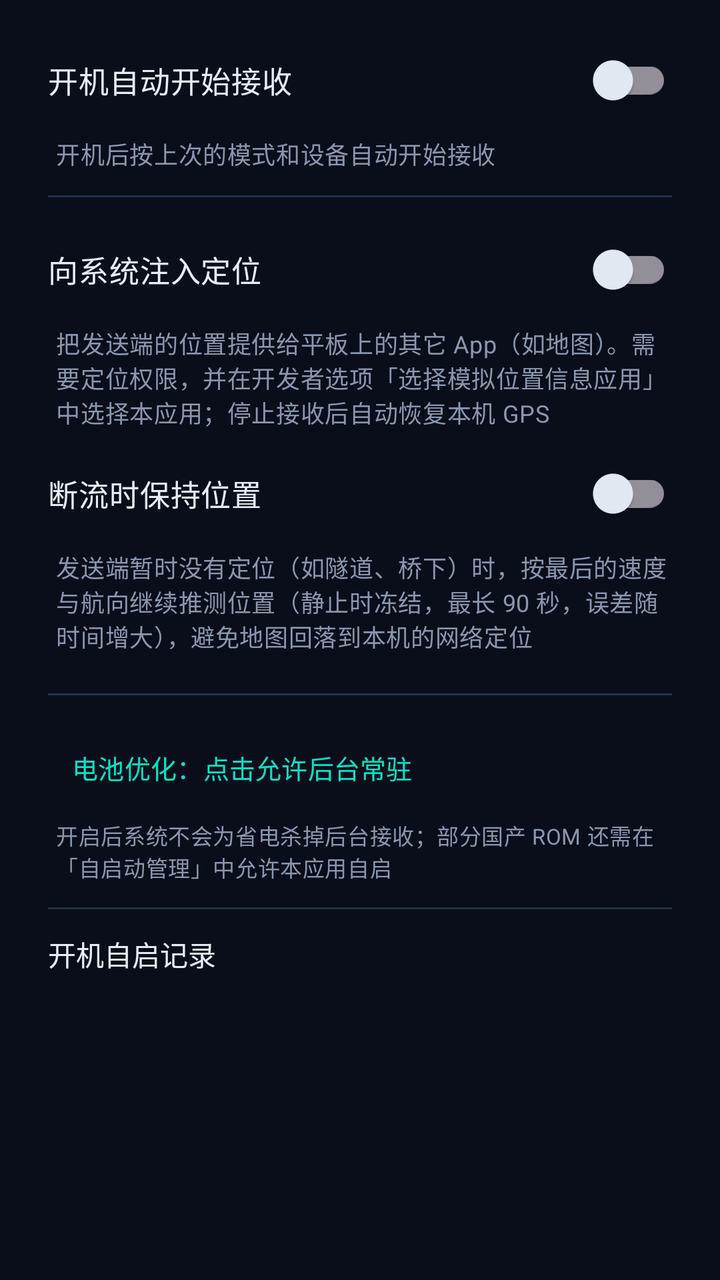
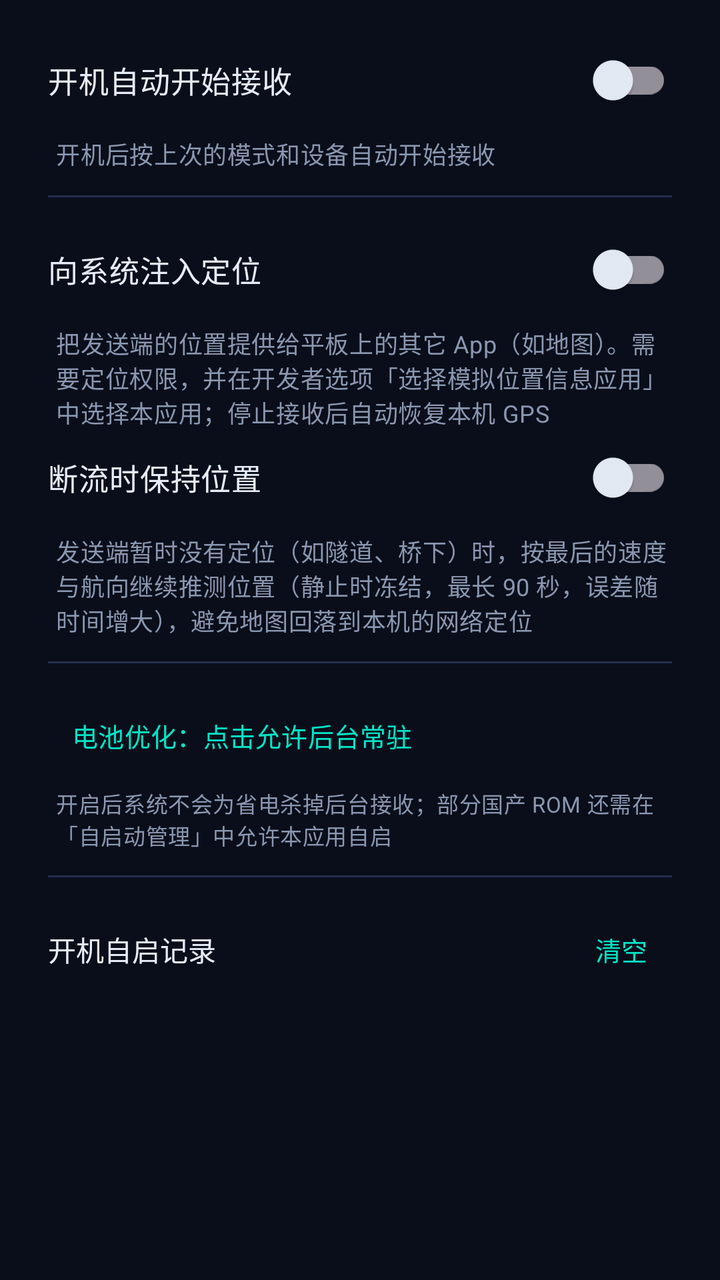

Two renders of the same Android screen: before a commit and after it. Below are the layout's source before the change and the commit's diff.
<!-- AndroidManifest.xml: application theme Theme.GpsReceiver -->
<!-- res/layout/dialog_settings.xml -->
<?xml version="1.0" encoding="utf-8"?>
<LinearLayout xmlns:android="http://schemas.android.com/apk/res/android"
    android:layout_width="match_parent"
    android:layout_height="wrap_content"
    android:orientation="vertical"
    android:paddingStart="24dp"
    android:paddingEnd="24dp"
    android:paddingTop="16dp">

    <com.google.android.material.switchmaterial.SwitchMaterial
        android:id="@+id/switchAutoStart"
        android:layout_width="match_parent"
        android:layout_height="wrap_content"
        android:text="@string/auto_start_title"
        android:textColor="@color/color_text_primary"
        android:textSize="15sp" />

    <TextView
        android:layout_width="match_parent"
        android:layout_height="wrap_content"
        android:layout_marginTop="4dp"
        android:paddingStart="4dp"
        android:text="@string/auto_start_summary"
        android:textAppearance="@style/TextAppearance.GpsReceiver.Body"
        android:textSize="12sp" />

    <View
        android:layout_width="match_parent"
        android:layout_height="1dp"
        android:layout_marginTop="12dp"
        android:layout_marginBottom="12dp"
        android:background="#223050" />

    <com.google.android.material.switchmaterial.SwitchMaterial
        android:id="@+id/switchMock"
        android:layout_width="match_parent"
        android:layout_height="wrap_content"
        android:text="@string/mock_title"
        android:textColor="@color/color_text_primary"
        android:textSize="15sp" />

    <TextView
        android:layout_width="match_parent"
        android:layout_height="wrap_content"
        android:layout_marginTop="4dp"
        android:layout_marginBottom="8dp"
        android:paddingStart="4dp"
        android:text="@string/mock_summary"
        android:textAppearance="@style/TextAppearance.GpsReceiver.Body"
        android:textSize="12sp" />

    <TextView
        android:id="@+id/tvMockStatus"
        android:layout_width="match_parent"
        android:layout_height="wrap_content"
        android:layout_marginBottom="8dp"
        android:paddingStart="4dp"
        android:fontFamily="monospace"
        android:textIsSelectable="true"
        android:textSize="11sp"
        android:visibility="gone" />

    <com.google.android.material.switchmaterial.SwitchMaterial
        android:id="@+id/switchMockHold"
        android:layout_width="match_parent"
        android:layout_height="wrap_content"
        android:text="@string/mock_hold_title"
        android:textColor="@color/color_text_primary"
        android:textSize="15sp" />

    <TextView
        android:layout_width="match_parent"
        android:layout_height="wrap_content"
        android:layout_marginTop="4dp"
        android:layout_marginBottom="8dp"
        android:paddingStart="4dp"
        android:text="@string/mock_hold_summary"
        android:textAppearance="@style/TextAppearance.GpsReceiver.Body"
        android:textSize="12sp" />

    <View
        android:layout_width="match_parent"
        android:layout_height="1dp"
        android:layout_marginTop="12dp"
        android:layout_marginBottom="12dp"
        android:background="#223050" />

    <com.google.android.material.button.MaterialButton
        android:id="@+id/btnBattery"
        style="@style/Widget.Material3.Button.TextButton"
        android:layout_width="match_parent"
        android:layout_height="wrap_content"
        android:gravity="start|center_vertical"
        android:text="@string/battery_request"
        android:textSize="13sp" />

    <TextView
        android:layout_width="match_parent"
        android:layout_height="wrap_content"
        android:layout_marginTop="2dp"
        android:paddingStart="4dp"
        android:text="@string/battery_summary"
        android:textAppearance="@style/TextAppearance.GpsReceiver.Body"
        android:textSize="11sp" />

    <View
        android:layout_width="match_parent"
        android:layout_height="1dp"
        android:layout_marginTop="12dp"
        android:layout_marginBottom="12dp"
        android:background="#223050" />

    <TextView
        android:layout_width="match_parent"
        android:layout_height="wrap_content"
        android:text="@string/boot_log_title"
        android:textColor="@color/color_text_primary"
        android:textSize="14sp" />

    <TextView
        android:id="@+id/tvBootLog"
        android:layout_width="match_parent"
        android:layout_height="wrap_content"
        android:layout_marginTop="6dp"
        android:layout_marginBottom="8dp"
        android:fontFamily="monospace"
        android:textIsSelectable="true"
        android:textSize="11sp" />
</LinearLayout>
<!-- resources referenced by this layout -->
<resources>
  <color name="color_text_primary">#E6EDF7</color>
  <string name="auto_start_summary">开机后按上次的模式和设备自动开始接收</string>
  <string name="auto_start_title">开机自动开始接收</string>
  <string name="battery_request">电池优化：点击允许后台常驻</string>
  <string name="battery_summary">开启后系统不会为省电杀掉后台接收；部分国产 ROM 还需在「自启动管理」中允许本应用自启</string>
  <string name="boot_log_title">开机自启记录</string>
  <string name="mock_hold_summary">发送端暂时没有定位（如隧道、桥下）时，按最后的速度与航向继续推测位置（静止时冻结，最长 90 秒，误差随时间增大），避免地图回落到本机的网络定位</string>
  <string name="mock_hold_title">断流时保持位置</string>
  <string name="mock_summary">把发送端的位置提供给平板上的其它 App（如地图）。需要定位权限，并在开发者选项「选择模拟位置信息应用」中选择本应用；停止接收后自动恢复本机 GPS</string>
  <string name="mock_title">向系统注入定位</string>
  <style name="TextAppearance.GpsReceiver.Body" parent="TextAppearance.Material3.BodyMedium">
          <item name="android:textColor">@color/color_text_secondary</item>
      </style>
  <style name="Theme.GpsReceiver" parent="Theme.Material3.Dark.NoActionBar">
          <item name="colorPrimary">@color/color_primary</item>
          <item name="colorOnPrimary">#06231E</item>
          <item name="colorSecondary">@color/color_accent_blue</item>
          <item name="colorOnSecondary">#FFFFFF</item>
          <item name="colorError">@color/color_error</item>
          <item name="android:colorBackground">@color/color_background_start</item>
          <item name="colorSurface">@color/color_card</item>
          <item name="colorOnSurface">@color/color_text_primary</item>
          <item name="colorOnSurfaceVariant">@color/color_text_secondary</item>
          <item name="android:windowBackground">@color/color_background_start</item>
          <item name="android:navigationBarColor">@android:color/transparent</item>
          <item name="android:statusBarColor">@android:color/transparent</item>
          <item name="android:windowLightStatusBar" tools:targetApi="m">false</item>
      </style>
  <color name="color_text_secondary">#8A97B0</color>
  <color name="color_primary">#00E5C7</color>
  <color name="color_accent_blue">#3D8BFF</color>
  <color name="color_error">#FF5C6C</color>
  <color name="color_background_start">#0A0E1A</color>
  <color name="color_card">#141C31</color>
</resources>

<!-- the commit's change to res/layout/dialog_settings.xml (unified diff, before → after) -->
@@ -1,129 +1,152 @@
 <?xml version="1.0" encoding="utf-8"?>
-<LinearLayout xmlns:android="http://schemas.android.com/apk/res/android"
+<ScrollView xmlns:android="http://schemas.android.com/apk/res/android"
     android:layout_width="match_parent"
     android:layout_height="wrap_content"
-    android:orientation="vertical"
-    android:paddingStart="24dp"
-    android:paddingEnd="24dp"
-    android:paddingTop="16dp">
+    android:scrollbars="vertical">
 
-    <com.google.android.material.switchmaterial.SwitchMaterial
-        android:id="@+id/switchAutoStart"
+    <LinearLayout
         android:layout_width="match_parent"
         android:layout_height="wrap_content"
-        android:text="@string/auto_start_title"
-        android:textColor="@color/color_text_primary"
-        android:textSize="15sp" />
+        android:orientation="vertical"
+        android:paddingStart="24dp"
+        android:paddingEnd="24dp"
+        android:paddingTop="16dp"
+        android:paddingBottom="8dp">
 
-    <TextView
-        android:layout_width="match_parent"
-        android:layout_height="wrap_content"
-        android:layout_marginTop="4dp"
-        android:paddingStart="4dp"
-        android:text="@string/auto_start_summary"
-        android:textAppearance="@style/TextAppearance.GpsReceiver.Body"
-        android:textSize="12sp" />
+        <com.google.android.material.switchmaterial.SwitchMaterial
+            android:id="@+id/switchAutoStart"
+            android:layout_width="match_parent"
+            android:layout_height="wrap_content"
+            android:text="@string/auto_start_title"
+            android:textColor="@color/color_text_primary"
+            android:textSize="15sp" />
 
-    <View
-        android:layout_width="match_parent"
-        android:layout_height="1dp"
-        android:layout_marginTop="12dp"
-        android:layout_marginBottom="12dp"
-        android:background="#223050" />
+        <TextView
+            android:layout_width="match_parent"
+            android:layout_height="wrap_content"
+            android:layout_marginTop="4dp"
+            android:paddingStart="4dp"
+            android:text="@string/auto_start_summary"
+            android:textAppearance="@style/TextAppearance.GpsReceiver.Body"
+            android:textSize="12sp" />
 
-    <com.google.android.material.switchmaterial.SwitchMaterial
-        android:id="@+id/switchMock"
-        android:layout_width="match_parent"
-        android:layout_height="wrap_content"
-        android:text="@string/mock_title"
-        android:textColor="@color/color_text_primary"
-        android:textSize="15sp" />
+        <View
+            android:layout_width="match_parent"
+            android:layout_height="1dp"
+            android:layout_marginTop="12dp"
+            android:layout_marginBottom="12dp"
+            android:background="#223050" />
 
-    <TextView
-        android:layout_width="match_parent"
-        android:layout_height="wrap_content"
-        android:layout_marginTop="4dp"
-        android:layout_marginBottom="8dp"
-        android:paddingStart="4dp"
-        android:text="@string/mock_summary"
-        android:textAppearance="@style/TextAppearance.GpsReceiver.Body"
-        android:textSize="12sp" />
+        <com.google.android.material.switchmaterial.SwitchMaterial
+            android:id="@+id/switchMock"
+            android:layout_width="match_parent"
+            android:layout_height="wrap_content"
+            android:text="@string/mock_title"
+            android:textColor="@color/color_text_primary"
+            android:textSize="15sp" />
 
-    <TextView
-        android:id="@+id/tvMockStatus"
-        android:layout_width="match_parent"
-        android:layout_height="wrap_content"
-        android:layout_marginBottom="8dp"
-        android:paddingStart="4dp"
-        android:fontFamily="monospace"
-        android:textIsSelectable="true"
-        android:textSize="11sp"
-        android:visibility="gone" />
+        <TextView
+            android:layout_width="match_parent"
+            android:layout_height="wrap_content"
+            android:layout_marginTop="4dp"
+            android:paddingStart="4dp"
+            android:text="@string/mock_summary"
+            android:textAppearance="@style/TextAppearance.GpsReceiver.Body"
+            android:textSize="12sp" />
 
-    <com.google.android.material.switchmaterial.SwitchMaterial
-        android:id="@+id/switchMockHold"
-        android:layout_width="match_parent"
-        android:layout_height="wrap_content"
-        android:text="@string/mock_hold_title"
-        android:textColor="@color/color_text_primary"
-        android:textSize="15sp" />
+        <TextView
+            android:id="@+id/tvMockStatus"
+            android:layout_width="match_parent"
+            android:layout_height="wrap_content"
+            android:layout_marginTop="6dp"
+            android:layout_marginBottom="8dp"
+            android:fontFamily="monospace"
+            android:paddingStart="4dp"
+            android:textIsSelectable="true"
+            android:textSize="11sp"
+            android:visibility="gone" />
 
-    <TextView
-        android:layout_width="match_parent"
-        android:layout_height="wrap_content"
-        android:layout_marginTop="4dp"
-        android:layout_marginBottom="8dp"
-        android:paddingStart="4dp"
-        android:text="@string/mock_hold_summary"
-        android:textAppearance="@style/TextAppearance.GpsReceiver.Body"
-        android:textSize="12sp" />
+        <com.google.android.material.switchmaterial.SwitchMaterial
+            android:id="@+id/switchMockHold"
+            android:layout_width="match_parent"
+            android:layout_height="wrap_content"
+            android:text="@string/mock_hold_title"
+            android:textColor="@color/color_text_primary"
+            android:textSize="15sp" />
 
-    <View
-        android:layout_width="match_parent"
-        android:layout_height="1dp"
-        android:layout_marginTop="12dp"
-        android:layout_marginBottom="12dp"
-        android:background="#223050" />
+        <TextView
+            android:layout_width="match_parent"
+            android:layout_height="wrap_content"
+            android:layout_marginTop="4dp"
+            android:paddingStart="4dp"
+            android:text="@string/mock_hold_summary"
+            android:textAppearance="@style/TextAppearance.GpsReceiver.Body"
+            android:textSize="12sp" />
 
-    <com.google.android.material.button.MaterialButton
-        android:id="@+id/btnBattery"
-        style="@style/Widget.Material3.Button.TextButton"
-        android:layout_width="match_parent"
-        android:layout_height="wrap_content"
-        android:gravity="start|center_vertical"
-        android:text="@string/battery_request"
-        android:textSize="13sp" />
+        <View
+            android:layout_width="match_parent"
+            android:layout_height="1dp"
+            android:layout_marginTop="12dp"
+            android:layout_marginBottom="12dp"
+            android:background="#223050" />
 
-    <TextView
-        android:layout_width="match_parent"
-        android:layout_height="wrap_content"
-        android:layout_marginTop="2dp"
-        android:paddingStart="4dp"
-        android:text="@string/battery_summary"
-        android:textAppearance="@style/TextAppearance.GpsReceiver.Body"
-        android:textSize="11sp" />
+        <com.google.android.material.button.MaterialButton
+            android:id="@+id/btnBattery"
+            style="@style/Widget.Material3.Button.TextButton"
+            android:layout_width="match_parent"
+            android:layout_height="wrap_content"
+            android:gravity="start|center_vertical"
+            android:text="@string/battery_request"
+            android:textSize="13sp" />
 
-    <View
-        android:layout_width="match_parent"
-        android:layout_height="1dp"
-        android:layout_marginTop="12dp"
-        android:layout_marginBottom="12dp"
-        android:background="#223050" />
+        <TextView
+            android:layout_width="match_parent"
+            android:layout_height="wrap_content"
+            android:layout_marginTop="2dp"
+            android:paddingStart="4dp"
+            android:text="@string/battery_summary"
+            android:textAppearance="@style/TextAppearance.GpsReceiver.Body"
+            android:textSize="11sp" />
 
-    <TextView
-        android:layout_width="match_parent"
-        android:layout_height="wrap_content"
-        android:text="@string/boot_log_title"
-        android:textColor="@color/color_text_primary"
-        android:textSize="14sp" />
+        <View
+            android:layout_width="match_parent"
+            android:layout_height="1dp"
+            android:layout_marginTop="12dp"
+            android:layout_marginBottom="12dp"
+            android:background="#223050" />
 
-    <TextView
-        android:id="@+id/tvBootLog"
-        android:layout_width="match_parent"
-        android:layout_height="wrap_content"
-        android:layout_marginTop="6dp"
-        android:layout_marginBottom="8dp"
-        android:fontFamily="monospace"
-        android:textIsSelectable="true"
-        android:textSize="11sp" />
-</LinearLayout>
+        <LinearLayout
+            android:layout_width="match_parent"
+            android:layout_height="wrap_content"
+            android:gravity="center_vertical"
+            android:orientation="horizontal">
+
+            <TextView
+                android:layout_width="0dp"
+                android:layout_height="wrap_content"
+                android:layout_weight="1"
+                android:text="@string/boot_log_title"
+                android:textColor="@color/color_text_primary"
+                android:textSize="14sp" />
+
+            <com.google.android.material.button.MaterialButton
+                android:id="@+id/btnClearBootLog"
+                style="@style/Widget.Material3.Button.TextButton"
+                android:layout_width="wrap_content"
+                android:layout_height="wrap_content"
+                android:minWidth="0dp"
+                android:text="@string/log_clear"
+                android:textSize="13sp" />
+        </LinearLayout>
+
+        <TextView
+            android:id="@+id/tvBootLog"
+            android:layout_width="match_parent"
+            android:layout_height="wrap_content"
+            android:layout_marginTop="4dp"
+            android:layout_marginBottom="8dp"
+            android:fontFamily="monospace"
+            android:textIsSelectable="true"
+            android:textSize="11sp" />
+    </LinearLayout>
+</ScrollView>
<!-- resource entries referenced after the edit -->
@@ -6,6 +6,7 @@
   <string name="battery_request">电池优化：点击允许后台常驻</string>
   <string name="battery_summary">开启后系统不会为省电杀掉后台接收；部分国产 ROM 还需在「自启动管理」中允许本应用自启</string>
   <string name="boot_log_title">开机自启记录</string>
+  <string name="log_clear">清空</string>
   <string name="mock_hold_summary">发送端暂时没有定位（如隧道、桥下）时，按最后的速度与航向继续推测位置（静止时冻结，最长 90 秒，误差随时间增大），避免地图回落到本机的网络定位</string>
   <string name="mock_hold_title">断流时保持位置</string>
   <string name="mock_summary">把发送端的位置提供给平板上的其它 App（如地图）。需要定位权限，并在开发者选项「选择模拟位置信息应用」中选择本应用；停止接收后自动恢复本机 GPS</string>
